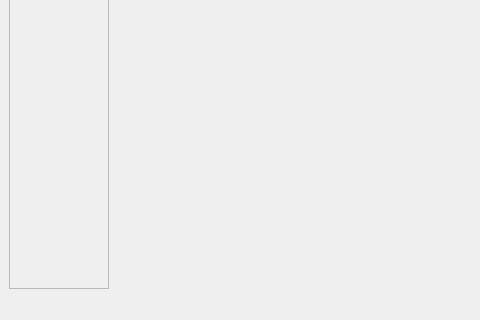
Above: ui/main_window.ui from fishija/fcontrol-personal-finance before the change; both pictures show x 0 to 480 and y 282 to 602 of the 680 by 602 pixel window. Below: the same form after it.
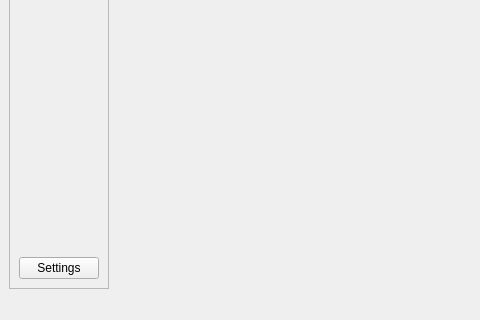
That is the form after the change.

Commit message: Integrate settings into main window

```diff
--- a/ui/main_window.ui
+++ b/ui/main_window.ui
@@ -82,6 +82,13 @@
          </property>
         </spacer>
        </item>
+       <item>
+        <widget class="QPushButton" name="settingsButton">
+         <property name="text">
+          <string>Settings</string>
+         </property>
+        </widget>
+       </item>
       </layout>
      </widget>
     </item>
```
The commit also changes 2 other files.
